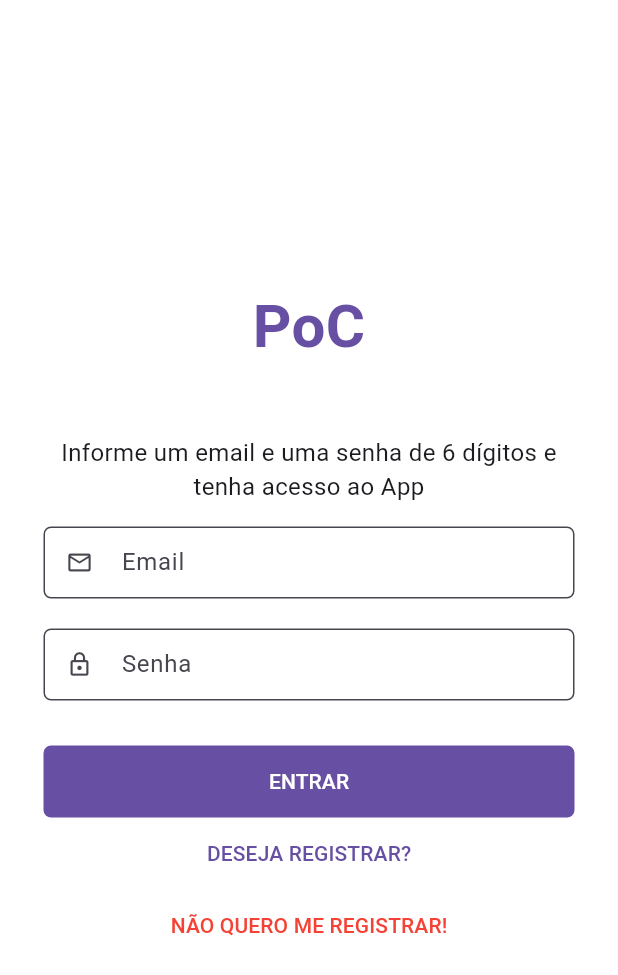
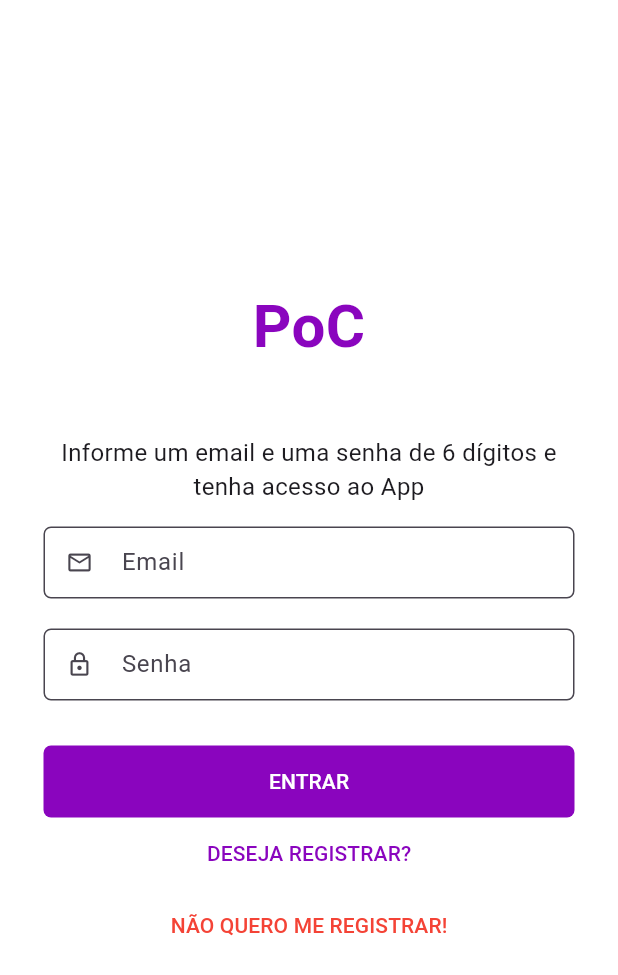
Before and after one commit to AndersonGoncalves/catalogo_produto_poc, a Flutter app: the screen it shows after launch, on a phone screen of 412 x 824 dp. Shown: the top 975 px of the screen. Run offline on Flutter 3.47's test engine with Material 3 defaults, Android fonts, the phone set to English and light mode, and no system bars; our stand-ins replace currency_text_input_formatter, firebase_auth, firebase_core, google_fonts; accounts and stored records are empty; Roboto replaces fonts that are missing (Mandali).

Commit message:
feat: Ajuste no thema da aplicacao

```diff
--- a/lib/app/core/ui/theme_config.dart
+++ b/lib/app/core/ui/theme_config.dart
@@ -2,16 +2,31 @@ import 'package:flutter/material.dart';
 import 'package:google_fonts/google_fonts.dart';
 
 class ThemeConfig {
+  static ThemeData tema = ThemeData();
+
   ThemeConfig._();
+
   static ThemeData get theme => ThemeData(
+    canvasColor: const Color.fromRGBO(240, 240, 240, 1),
+
     textTheme: GoogleFonts.mandaliTextTheme(),
-    primaryColor: const Color(0xFF5C77CE),
-    primaryColorLight: const Color(0xFFABC8F7),
+
+    colorScheme: tema.colorScheme.copyWith(
+      primary: const Color.fromRGBO(138, 5, 190, 1),
+      secondary: const Color.fromRGBO(83, 0, 130, 1),
+    ),
+
+    iconTheme: const IconThemeData(size: 24),
+
     elevatedButtonTheme: ElevatedButtonThemeData(
       style: ElevatedButton.styleFrom(
         foregroundColor: Colors.white,
         backgroundColor: const Color(0xFF5C77CE),
       ),
     ),
+
+    appBarTheme: const AppBarTheme(
+      titleTextStyle: TextStyle(fontSize: 20, color: Colors.white),
+    ),
   );
 }
```
